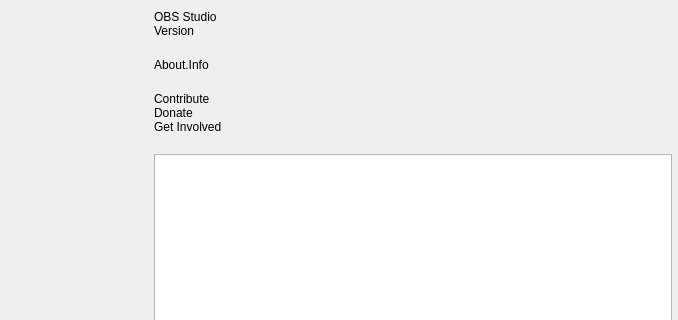
Before: the Qt Designer form frontend/forms/OBSAbout.ui in RaviRathoreCode/obs-studio, drawn with Qt 5; both pictures show x 162 to 840 and y 0 to 320 of the 840 by 519 pixel window.
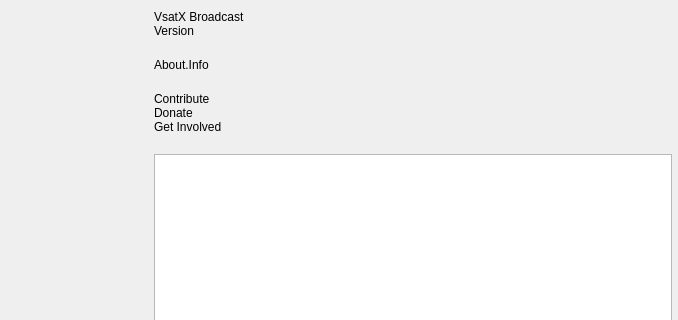
After: the same form once the commit is applied. Icons and pictures are not drawn. Custom widgets are drawn as their Qt base class.

Patch:
```diff
--- a/frontend/forms/OBSAbout.ui
+++ b/frontend/forms/OBSAbout.ui
@@ -76,7 +76,7 @@
        <item>
         <widget class="QLabel" name="name">
          <property name="text">
-          <string notr="true">OBS Studio</string>
+          <string notr="true">VsatX Broadcast</string>
          </property>
         </widget>
        </item>
```
Left out of the diff: 2 changed lines with no effect on the pictures.
